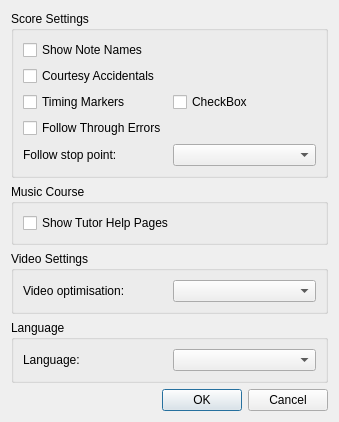
Above: src/GuiPreferencesDialog.ui from pianobooster/PianoBooster before the change. Below: the same form after it.
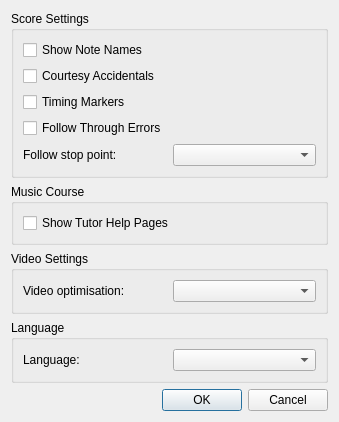
That is the form after the change.

Patch:
```diff
--- a/src/GuiPreferencesDialog.ui
+++ b/src/GuiPreferencesDialog.ui
@@ -125,11 +125,17 @@
          </spacer>
         </item>
         <item row="2" column="1">
-         <widget class="QCheckBox" name="checkBoxAAAA">
-          <property name="text">
-           <string notr="true">CheckBox</string>
+         <spacer name="horizontalSpacer">
+          <property name="orientation">
+           <enum>Qt::Horizontal</enum>
           </property>
-         </widget>
+          <property name="sizeHint" stdset="0">
+           <size>
+            <width>40</width>
+            <height>20</height>
+           </size>
+          </property>
+         </spacer>
         </item>
        </layout>
       </item>
```
